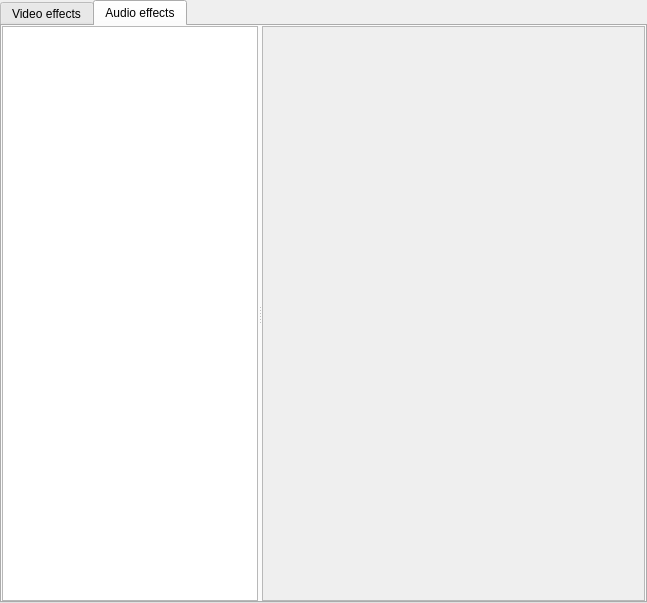
Above: app/ui/fxpage.ui from hftom/MachinTruc before the change. Below: the same form after it.
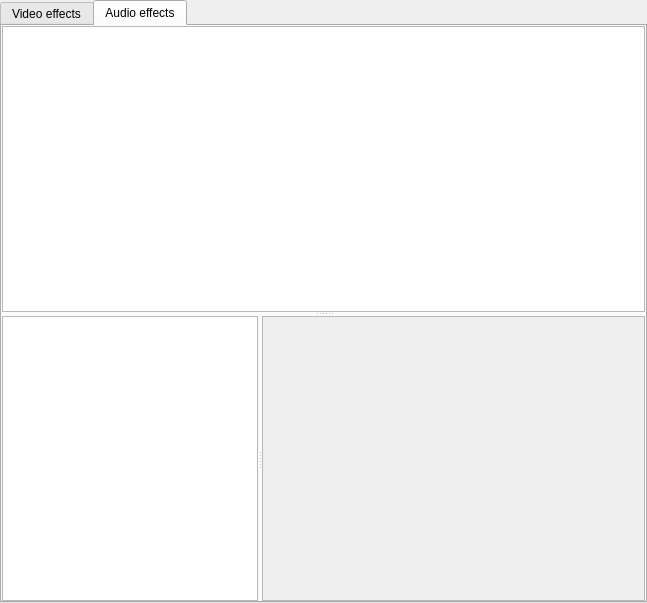
That is the form after the change. The open tabs and pages were chosen to show the change. Icons and pictures are not drawn. Custom widgets are drawn as their Qt base class.

Commit message: Filter graph dragndrop.

The edit to the form file:
```diff
--- a/app/ui/fxpage.ui
+++ b/app/ui/fxpage.ui
@@ -123,12 +123,57 @@
        <item row="0" column="0">
         <widget class="QSplitter" name="audioSplitter">
          <property name="orientation">
+          <enum>Qt::Vertical</enum>
+         </property>
+         <widget class="EffectListView" name="audioEffectsListView">
+          <property name="focusPolicy">
+           <enum>Qt::NoFocus</enum>
+          </property>
+          <property name="dragDropMode">
+           <enum>QAbstractItemView::DragDrop</enum>
+          </property>
+          <property name="textElideMode">
+           <enum>Qt::ElideNone</enum>
+          </property>
+          <property name="resizeMode">
+           <enum>QListView::Adjust</enum>
+          </property>
+          <property name="spacing">
+           <number>4</number>
+          </property>
+          <property name="viewMode">
+           <enum>QListView::IconMode</enum>
+          </property>
+          <property name="uniformItemSizes">
+           <bool>false</bool>
+          </property>
+          <property name="wordWrap">
+           <bool>true</bool>
+          </property>
+          <property name="selectionRectVisible">
+           <bool>false</bool>
+          </property>
+         </widget>
+         <widget class="QSplitter" name="audioGraphSplitter">
+          <property name="orientation">
           <enum>Qt::Horizontal</enum>
          </property>
-         <widget class="EffectListWidget" name="audioListWidget">
+          <widget class="TimelineGraphicsView" name="audioGraphView">
+           <property name="minimumSize">
+            <size>
+             <width>120</width>
+             <height>0</height>
+            </size>
+           </property>
           <property name="focusPolicy">
            <enum>Qt::NoFocus</enum>
           </property>
+           <property name="horizontalScrollBarPolicy">
+            <enum>Qt::ScrollBarAlwaysOff</enum>
+           </property>
+           <property name="alignment">
+            <set>Qt::AlignHCenter|Qt::AlignTop</set>
+           </property>
          </widget>
          <widget class="QScrollArea" name="audioEffectsWidget">
           <property name="sizePolicy">
@@ -145,6 +190,7 @@
           </property>
          </widget>
         </widget>
+        </widget>
        </item>
       </layout>
      </widget>
@@ -153,11 +199,6 @@
   </layout>
  </widget>
  <customwidgets>
-  <customwidget>
-   <class>EffectListWidget</class>
-   <extends>QListWidget</extends>
-   <header>gui/effectlistwidget.h</header>
-  </customwidget>
   <customwidget>
    <class>EffectListView</class>
    <extends>QListView</extends>
```
Lines whose indentation alone changed are shown as unchanged. The commit also changes 19 other files.
